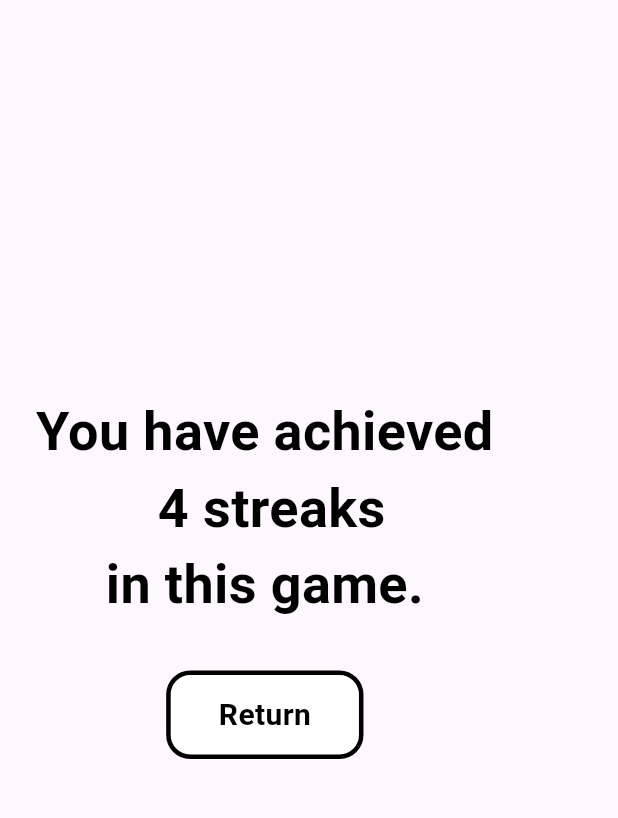
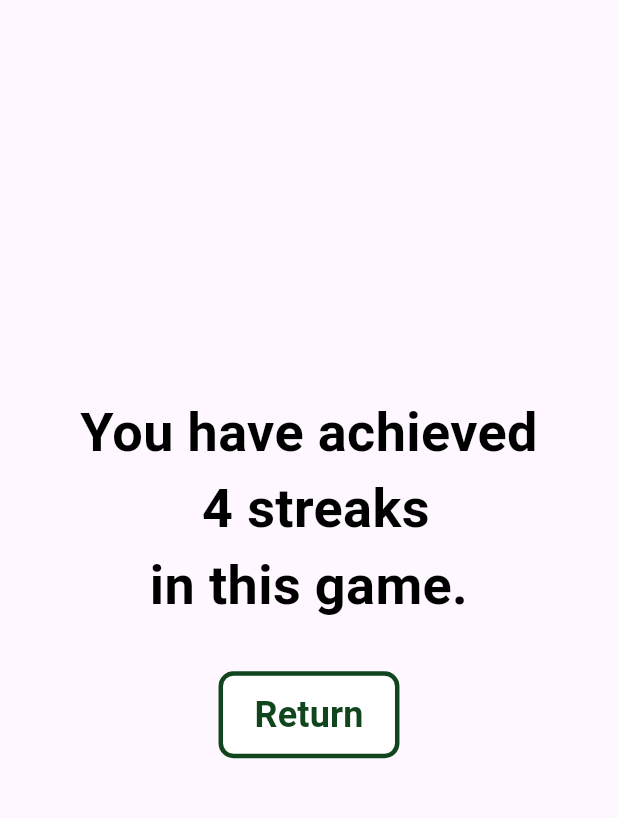
Before and after one commit to TadaaLenard/VHack-app, a Flutter app: the ThreeWordsAhead screen opened directly, after a tap on "Next", on a phone screen of 412 x 824 dp, the part 84-902 px from its top. Run offline on Flutter 3.47's test engine with Material 3 defaults, Android fonts, the phone set to English and light mode, and no system bars.

Commit message:
custom box component for further usage
implement custombox into ThreeWordsAhead.dart

```diff
--- /dev/null
+++ b/lib/Component/CustomBox.dart
@@ -0,0 +1,46 @@
+import 'package:flutter/material.dart';
+
+class CustomBox extends StatelessWidget {
+  final String title;
+  final String promptText;
+
+  // Constructor to initialize values
+  const CustomBox({super.key, required this.title, required this.promptText});
+
+  @override
+  Widget build(BuildContext context) {
+    return Container(
+      width: double.infinity,
+      padding: const EdgeInsets.all(16),
+      decoration: BoxDecoration(
+        color: Colors.white,
+        borderRadius: BorderRadius.circular(16),
+        border: Border.all(color: Colors.black, width: 3),
+      ),
+      child: Column(
+        crossAxisAlignment: CrossAxisAlignment.start,
+        mainAxisSize: MainAxisSize.min,
+        children: [
+          // Dynamic title
+          Text(
+            title,
+            style: const TextStyle(fontSize: 18, fontWeight: FontWeight.bold),
+          ),
+
+          const Divider(thickness: 2, color: Color.fromARGB(255, 52, 47, 47)),
+
+          // Dynamic prompt text
+          TextField(
+            decoration: InputDecoration(
+              hintText: promptText,
+              hintStyle: const TextStyle(color: Colors.black54),
+              border: InputBorder.none,
+              contentPadding: const EdgeInsets.symmetric(vertical: 10, horizontal: 10),
+            ),
+            style: const TextStyle(color: Colors.black),
+          ),
+        ],
+      ),
+    );
+  }
+}
--- a/lib/Memory Retention/ThreeWordsAhead.dart
+++ b/lib/Memory Retention/ThreeWordsAhead.dart
@@ -1,6 +1,8 @@
 import 'package:flutter/material.dart';
 import 'package:vhackapp/Component/leading.dart';
 import 'ThreeWordsAheadResult.dart';
+import 'package:vhackapp/Component/CustomBox.dart';
+import 'package:vhackapp/Component/navbutton.dart';
 
 class ThreeWordsAhead extends StatelessWidget {
   const ThreeWordsAhead({super.key});
@@ -41,33 +43,18 @@ class ThreeWordsAhead extends StatelessWidget {
 
             const SizedBox(height: 40),
 
-            CustomBox(),
+            CustomBox(
+              title: "Last 3rd word",
+              promptText: "Enter the 3rd word before...",
+            ),
 
             const SizedBox(height: 20),
 
             Center(
-              child: GestureDetector(
-                onTap: () {
-                  Navigator.push(
-                    context,
-                    MaterialPageRoute(
-                      builder: (context) => const ThreeWordsAheadResult(),
-                    ),
-                  );
-                },
-                child: Container(
-                  padding: const EdgeInsets.symmetric(horizontal: 40, vertical: 12),
-                  decoration: BoxDecoration(
-                    color: Colors.white,
-                    borderRadius: BorderRadius.circular(16),
-                    border: Border.all(color: Colors.black, width: 3),
-                  ),
-                  child: const Text(
-                    "Next",
-                    style: TextStyle(fontSize: 18, fontWeight: FontWeight.bold),
-                  ),
-                ),
-              ),
+              child: NavigationButton(
+                text: 'Next',
+                destination: ThreeWordsAheadResult(),
+              )
             ),
           ],
         ),
@@ -75,43 +62,3 @@ class ThreeWordsAhead extends StatelessWidget {
     );
   }
 }
-
-class CustomBox extends StatelessWidget {
-  @override
-  Widget build(BuildContext context) {
-    return Container(
-      width: double.infinity,
-      padding: const EdgeInsets.all(16),
-      decoration: BoxDecoration(
-        color: Colors.white,
-        borderRadius: BorderRadius.circular(16),
-        border: Border.all(color: Colors.black, width: 3),
-      ),
-      child: Column(
-        crossAxisAlignment: CrossAxisAlignment.start,
-        mainAxisSize: MainAxisSize.min,
-        children: [
-          const Text(
-            "Last 3rd word",
-            style: TextStyle(fontSize: 18, fontWeight: FontWeight.bold),
-          ),
-
-          const Padding(
-            padding: EdgeInsets.symmetric(vertical: 8),
-            child: Divider(thickness: 2, color: Colors.black),
-          ),
-
-          TextField(
-            decoration: const InputDecoration(
-              hintText: "Enter the 3rd word before...",
-              hintStyle: TextStyle(color: Colors.black54),
-              border: InputBorder.none,
-              contentPadding: EdgeInsets.symmetric(vertical: 10, horizontal: 10),
-            ),
-            style: const TextStyle(color: Colors.black),
-          ),
-        ],
-      ),
-    );
-  }
-}
--- a/lib/Memory Retention/ThreeWordsAheadResult.dart
+++ b/lib/Memory Retention/ThreeWordsAheadResult.dart
@@ -1,6 +1,7 @@
 import 'package:flutter/material.dart';
 import 'package:vhackapp/Component/leading.dart';
 import 'MemoryRetentionHomePage.dart';
+import 'package:vhackapp/Component/navbutton.dart';
 
 class ThreeWordsAheadResult extends StatelessWidget {
   const ThreeWordsAheadResult({super.key});
@@ -25,30 +26,12 @@ class ThreeWordsAheadResult extends StatelessWidget {
             ),
           ),
           const SizedBox(height: 32),
-          GestureDetector(
-            onTap: () {
-              Navigator.push(
-                context,
-                MaterialPageRoute(builder: (context) => const MemoryRetentionHomePage()),
-              );
-            },
-            child: Container(
-              padding: const EdgeInsets.symmetric(vertical: 12, horizontal: 32),
-              decoration: BoxDecoration(
-                color: Colors.white,
-                borderRadius: BorderRadius.circular(16),
-                border: Border.all(color: Colors.black, width: 3),
-              ),
-              child: const Text(
-                'Return',
-                style: TextStyle(
-                  color: Colors.black,
-                  fontSize: 20,
-                  fontWeight: FontWeight.bold,
-                ),
-              ),
-            ),
-          ),
+
+          const Center(
+            child: NavigationButton(
+              text: 'Return',
+              destination: MemoryRetentionHomePage(),
+          ))
         ],
       ),
     );
```
Also changed, not shown: 4 other files.
